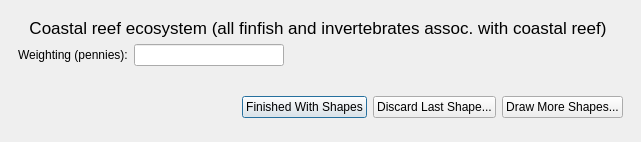
First picture: the form in cobi_loreto/Interview/drawconsscience.ui, repository Ecotrust/openoceanmap-desktop, before the edit.
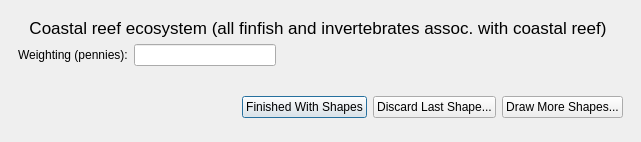
Second picture: the form after the edit.

What changed in the file:
```diff
--- a/cobi_loreto/Interview/drawconsscience.ui
+++ b/cobi_loreto/Interview/drawconsscience.ui
@@ -17,7 +17,19 @@
    <property name="margin" >
     <number>9</number>
    </property>
-   <property name="spacing" >
+   <property name="topMargin" >
+    <number>9</number>
+   </property>
+   <property name="rightMargin" >
+    <number>9</number>
+   </property>
+   <property name="bottomMargin" >
+    <number>9</number>
+   </property>
+   <property name="horizontalSpacing" >
+    <number>6</number>
+   </property>
+   <property name="verticalSpacing" >
     <number>6</number>
    </property>
    <item row="0" column="0" >
@@ -76,11 +88,30 @@
          </widget>
         </item>
         <item>
-         <spacer name="horizontalSpacer" >
+         <widget class="QLabel" name="pl_label" >
+          <property name="minimumSize" >
+           <size>
+            <width>200</width>
+            <height>0</height>
+           </size>
+          </property>
+          <property name="maximumSize" >
+           <size>
+            <width>250</width>
+            <height>16777215</height>
+           </size>
+          </property>
+          <property name="text" >
+           <string/>
+          </property>
+         </widget>
+        </item>
+        <item>
+         <spacer>
           <property name="orientation" >
            <enum>Qt::Horizontal</enum>
           </property>
-          <property name="sizeHint" stdset="0" >
+          <property name="sizeHint" >
            <size>
             <width>40</width>
             <height>20</height>
@@ -88,25 +119,6 @@
           </property>
          </spacer>
         </item>
-        <item>
-         <widget class="QLabel" name="pl_label" >
-          <property name="minimumSize" >
-           <size>
-            <width>50</width>
-            <height>0</height>
-           </size>
-          </property>
-          <property name="maximumSize" >
-           <size>
-            <width>50</width>
-            <height>16777215</height>
-           </size>
-          </property>
-          <property name="text" >
-           <string/>
-          </property>
-         </widget>
-        </item>
        </layout>
       </item>
      </layout>
```
Left out of the diff: 4 changed lines with no effect on the pictures.
